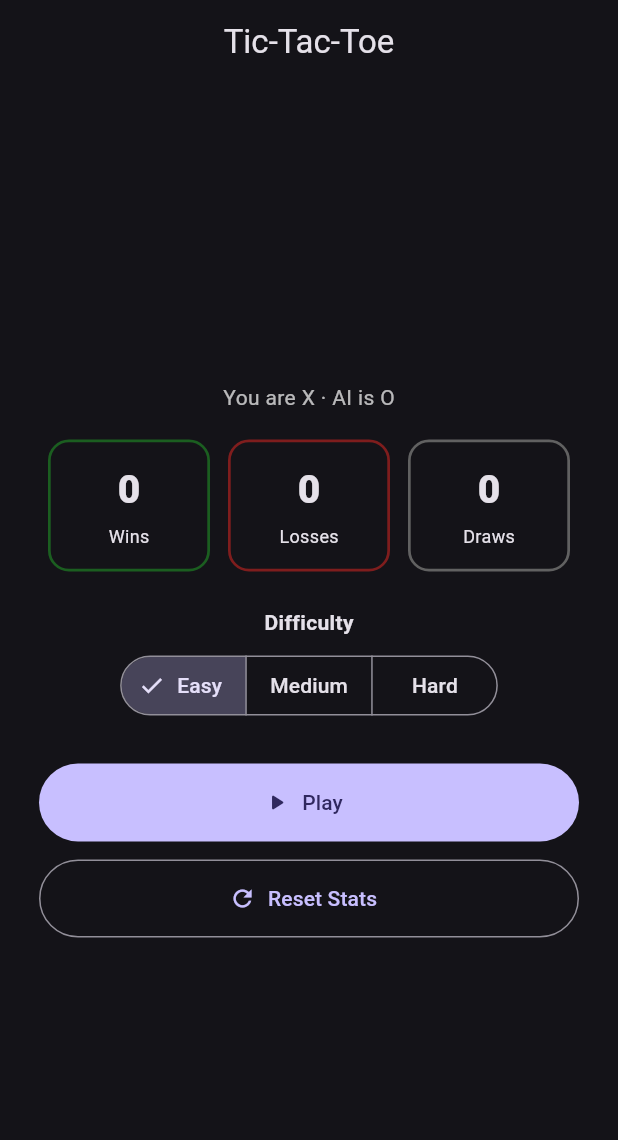
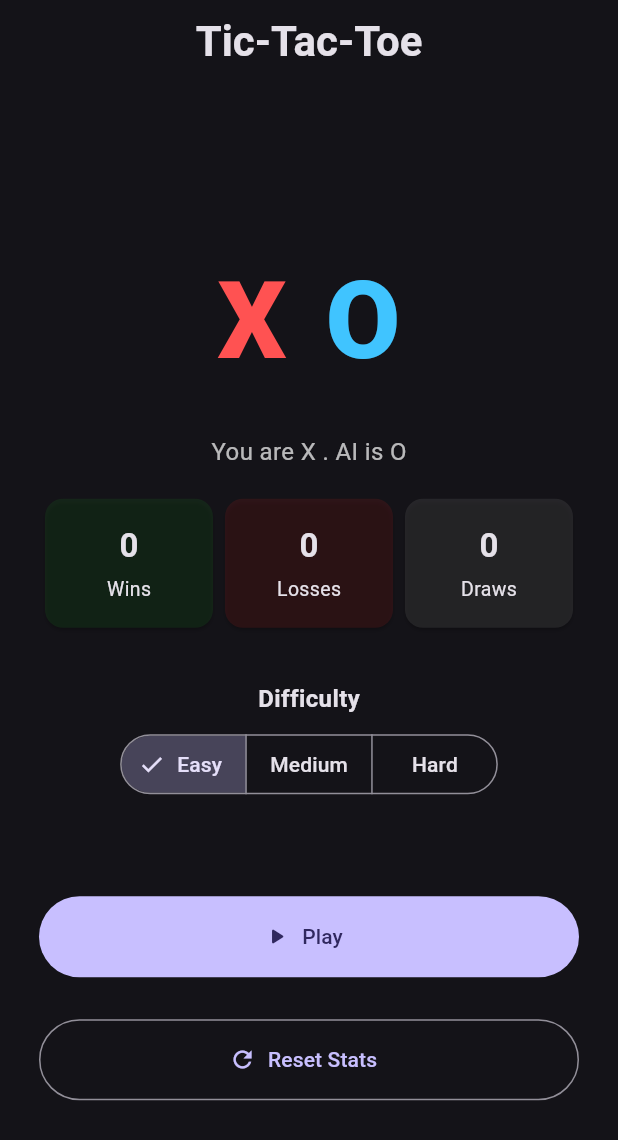
Before and after one commit to MohamedRuzaik9/tictactoe, a Flutter app: the screen it shows after launch, on a phone screen of 412 x 824 dp. Shown: the top 1140 px of the screen. Run offline on Flutter 3.47's test engine with Material 3 defaults, Android fonts, the phone set to English and light mode, and no system bars; our stand-ins replace shared_preferences.

Commit message:
Update main.dart

```diff
--- a/lib/main.dart
+++ b/lib/main.dart
@@ -1,3 +1,8 @@
+// ============================================================================
+// App Entry & Home Screen (theme + navigation)
+// Larger title + XO logo for better visual balance.
+// ============================================================================
+
 import 'package:flutter/material.dart';
 import 'core/persistence.dart';
 import 'ui/game_screen.dart';
@@ -12,14 +17,12 @@ class MyApp extends StatelessWidget {
 
   @override
   Widget build(BuildContext context) {
-    // Dark, modern palette for the whole site
     return MaterialApp(
-      title: 'Tic-Tac-Toe',
+      title: 'Tic Tac Toe',
       debugShowCheckedModeBanner: false,
       theme: ThemeData(
         useMaterial3: true,
         brightness: Brightness.dark,
-        // soft violet seed, subtle and consistent
         colorSchemeSeed: const Color(0xFF7C66FF),
       ),
       home: const HomePage(),
@@ -63,57 +66,71 @@ class _HomePageState extends State<HomePage> {
 
   @override
   Widget build(BuildContext context) {
-
     return Scaffold(
-      appBar: AppBar(centerTitle: true, title: const Text('Tic-Tac-Toe')),
+      appBar: AppBar(
+        centerTitle: true,
+        title: const Text(
+          'Tic-Tac-Toe',
+          style: TextStyle(fontSize: 28, fontWeight: FontWeight.bold),
+        ),
+      ),
       body: Center(
         child: SingleChildScrollView(
           padding: const EdgeInsets.all(24),
           child: Column(
             children: [
-              const Text('You are X · AI is O',
-                  style: TextStyle(fontSize: 14, color: Colors.white70)),
-              const SizedBox(height: 18),
+              // --- XO LOGO ---------------------------------------------------
+              const SizedBox(height: 16),
+              const _XOLogo(),
+              const SizedBox(height: 24),
 
-              // Centered stat cards (dark borders)
+              const Text(
+                'You are X . AI is O',
+                style: TextStyle(fontSize: 16, color: Colors.white70),
+              ),
+              const SizedBox(height: 20),
+
+              // --- Stats Cards -----------------------------------------------
               Align(
                 alignment: Alignment.center,
                 child: SizedBox(
                   width: 360,
                   child: Row(
                     children: [
-                      _statCard('Wins',   stats.wins,   const Color(0xFF1B5E20)), // dark green
-                      _statCard('Losses', stats.losses, const Color(0xFF7F1D1D)), // dark red
-                      _statCard('Draws',  stats.draws,  Colors.grey.shade700),    // dark grey
+                      _statCard('Wins', stats.wins, const Color(0xFF1B5E20)),
+                      _statCard('Losses', stats.losses, const Color(0xFF7F1D1D)),
+                      _statCard('Draws', stats.draws, Colors.grey.shade700),
                     ],
                   ),
                 ),
               ),
 
-              const SizedBox(height: 24),
-              const Text('Difficulty',
-                  style: TextStyle(fontSize: 14, fontWeight: FontWeight.w600)),
+              const SizedBox(height: 36),
+              const Text(
+                'Difficulty',
+                style: TextStyle(fontSize: 16, fontWeight: FontWeight.w600),
+              ),
               const SizedBox(height: 8),
 
               SegmentedButton<AIDifficulty>(
                 segments: const [
-                  ButtonSegment(value: AIDifficulty.easy,   label: Text('Easy')),
+                  ButtonSegment(value: AIDifficulty.easy, label: Text('Easy')),
                   ButtonSegment(value: AIDifficulty.medium, label: Text('Medium')),
-                  ButtonSegment(value: AIDifficulty.hard,   label: Text('Hard')),
+                  ButtonSegment(value: AIDifficulty.hard, label: Text('Hard')),
                 ],
                 selected: {difficulty},
                 onSelectionChanged: (s) => setState(() => difficulty = s.first),
               ),
 
-              const SizedBox(height: 28),
-
+              // --- Buttons Section -------------------------------------------
+              const SizedBox(height: 64), // lowered buttons more
               SizedBox(
                 width: 360,
                 child: FilledButton.icon(
                   icon: const Icon(Icons.play_arrow_rounded),
                   label: const Text('Play'),
                   style: FilledButton.styleFrom(
-                    minimumSize: const Size.fromHeight(52),
+                    minimumSize: const Size.fromHeight(54),
                   ),
                   onPressed: () async {
                     await Navigator.push(
@@ -125,22 +142,24 @@ class _HomePageState extends State<HomePage> {
                         ),
                       ),
                     );
-                    await _loadStats(); // refresh on return
+                    _loadStats();
                   },
                 ),
               ),
-              const SizedBox(height: 12),
+
+              const SizedBox(height: 28),
               SizedBox(
                   width: 360,
                   child: OutlinedButton.icon(
                     icon: const Icon(Icons.refresh),
                     label: const Text('Reset Stats'),
+                    onPressed: _resetStats,
                     style: OutlinedButton.styleFrom(
-                    minimumSize: const Size.fromHeight(52),
-                  ),
-                  onPressed: _resetStats,
+                      minimumSize: const Size.fromHeight(54),
                     ),
                   ),
+                ),
+
             ],
           ),
         ),
@@ -148,26 +167,57 @@ class _HomePageState extends State<HomePage> {
     );
   }
 
-  Widget _statCard(String label, int value, Color color) {
+  Widget _statCard(String title, int value, Color color) {
     return Expanded(
-      child: Container(
-        height: 88,
-        margin: const EdgeInsets.symmetric(horizontal: 6),
-        decoration: BoxDecoration(
-          borderRadius: BorderRadius.circular(14),
-          border: Border.all(color: color, width: 1.8),
+      child: Card(
+        color: color.withValues(alpha: 0.25),
+        shape: RoundedRectangleBorder(borderRadius: BorderRadius.circular(12)),
+        margin: const EdgeInsets.symmetric(horizontal: 4),
+        child: Padding(
+          padding: const EdgeInsets.symmetric(vertical: 16),
+          child: Column(
+            children: [
+              Text(
+                '$value',
+                style: const TextStyle(fontSize: 22, fontWeight: FontWeight.bold),
               ),
-        child: Column(
-          mainAxisAlignment: MainAxisAlignment.center,
-          children: [
-            Text('$value',
-                style:
-                    const TextStyle(fontSize: 26, fontWeight: FontWeight.w800)),
               const SizedBox(height: 4),
-            Text(label, style: const TextStyle(fontSize: 12)),
+              Text(title, style: const TextStyle(fontSize: 13)),
             ],
+          ),
         ),
       ),
     );
   }
 }
+
+// --- SECTION: XO Logo Widget -----------------------------------------------
+class _XOLogo extends StatelessWidget {
+  const _XOLogo();
+
+  @override
+  Widget build(BuildContext context) {
+    return Row(
+      mainAxisAlignment: MainAxisAlignment.center,
+      children: const [
+        Text(
+          'X',
+          style: TextStyle(
+            fontSize: 72,
+            fontWeight: FontWeight.w900,
+            color: Colors.redAccent,
+          ),
+        ),
+        SizedBox(width: 26),
+        Text(
+          'O',
+          style: TextStyle(
+            fontSize: 72,
+            fontWeight: FontWeight.w900,
+            color: Colors.lightBlueAccent,
+          ),
+        ),
+      ],
+    );
+  }
+}
```
Lines whose indentation alone changed are shown as unchanged.
